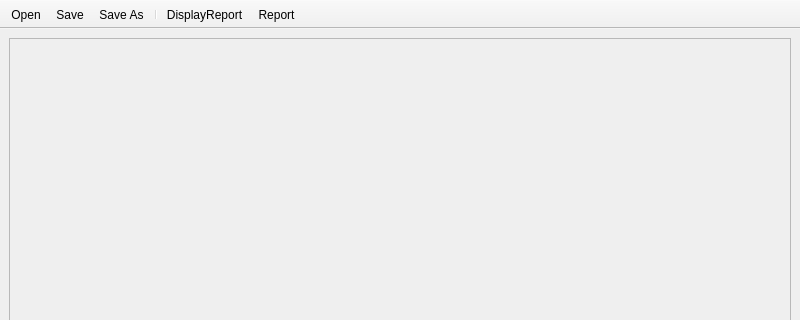
Before: the Qt Designer form gui/mainwindow.ui in schoebey/taskplanner, drawn with Qt 5; both pictures show x 0 to 800 and y 0 to 320 of the 800 by 600 pixel window.
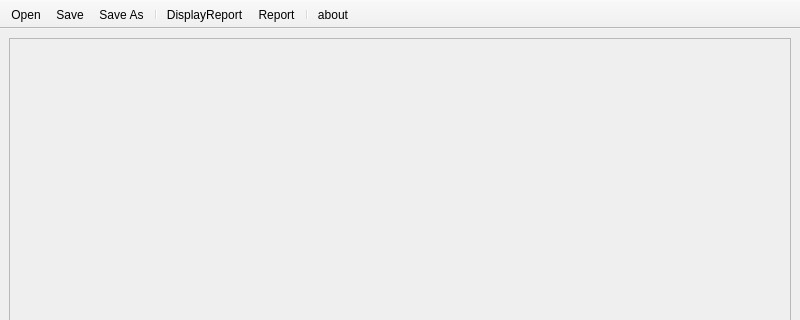
After: the same form once the commit is applied. Icons and pictures are not drawn.

Commit message: added an about dialog (application icon pending) modified overlay widgets so that they now cover the whole screen git_version stores the timestamp of the most recent commit in an environment variable

```diff
--- a/gui/mainwindow.ui
+++ b/gui/mainwindow.ui
@@ -63,6 +63,8 @@
    <addaction name="separator"/>
    <addaction name="actionDisplayReport"/>
    <addaction name="actionReport"/>
+   <addaction name="separator"/>
+   <addaction name="actionAbout"/>
   </widget>
   <action name="actionOpen">
    <property name="icon">
@@ -121,6 +123,15 @@
     <string>Ctrl+S</string>
    </property>
   </action>
+  <action name="actionAbout">
+   <property name="icon">
+    <iconset resource="resources/resource.qrc">
+     <normaloff>:/icons/about.png</normaloff>:/icons/about.png</iconset>
+   </property>
+   <property name="text">
+    <string>about...</string>
+   </property>
+  </action>
  </widget>
  <resources>
   <include location="resources/resource.qrc"/>
```
The commit also changes 17 other files.
